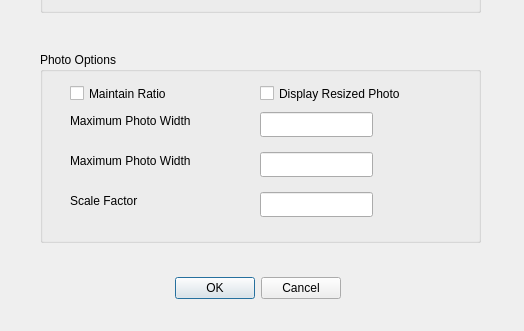
Before: the Qt Designer form options.ui in pacmaninbw/GUIPhotoReductionTool, drawn with Qt 5; both pictures show x 0 to 524 and y 228 to 559 of the 524 by 559 pixel window.
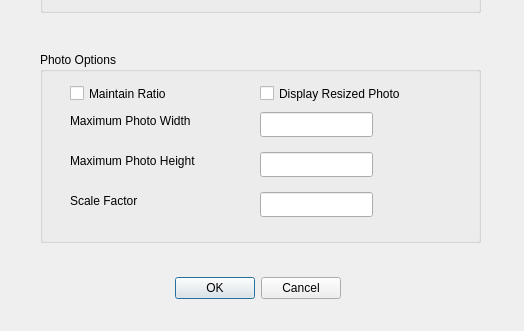
After: the same form once the commit is applied.

Commit message: Fixed typo in label.

```diff
--- a/options.ui
+++ b/options.ui
@@ -244,7 +244,7 @@
      </rect>
     </property>
     <property name="text">
-     <string>Maximum Photo Width</string>
+     <string>Maximum Photo Height</string>
     </property>
    </widget>
    <widget class="QLineEdit" name="scaleFactorLineEdit">
```
